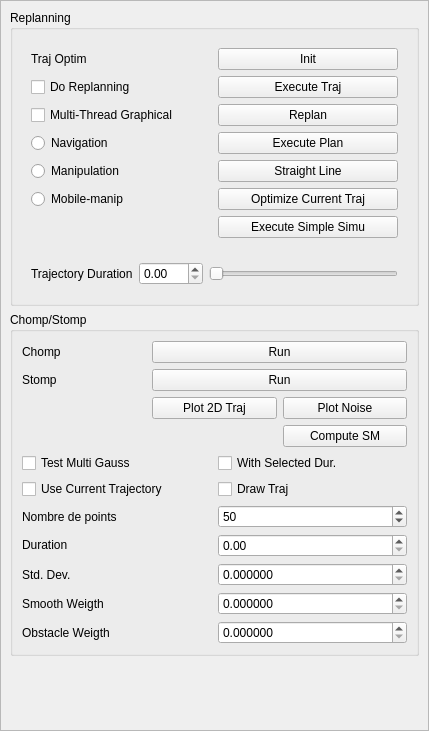
Before: the Qt Designer form src/move3d-qt-gui-libs/src/qtMainInterface/sideWidgets/qtReplanning.ui in jmainpri/move3d-studio, drawn with Qt 5.
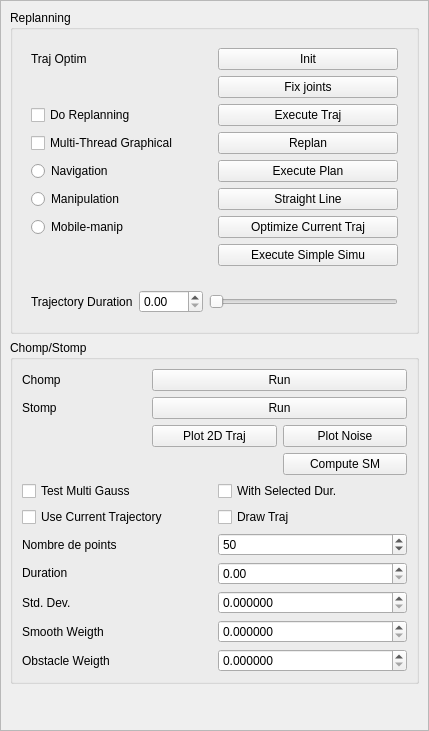
After: the same form once the commit is applied.

Commit message: [move3dt-gui-libs] Add several buttons to the interface

Patch:
```diff
--- a/src/move3d-qt-gui-libs/src/qtMainInterface/sideWidgets/qtReplanning.ui
+++ b/src/move3d-qt-gui-libs/src/qtMainInterface/sideWidgets/qtReplanning.ui
@@ -28,7 +28,7 @@
         <x>0</x>
         <y>0</y>
         <width>422</width>
-        <height>792</height>
+        <height>826</height>
        </rect>
       </property>
       <layout class="QVBoxLayout" name="verticalLayout_2">
@@ -60,35 +60,35 @@
                </property>
               </widget>
              </item>
-             <item row="4" column="0">
+             <item row="5" column="0">
               <widget class="QCheckBox" name="checkBoxDoReplanning">
                <property name="text">
                 <string>Do Replanning</string>
                </property>
               </widget>
              </item>
-             <item row="7" column="0">
+             <item row="8" column="0">
               <widget class="QCheckBox" name="checkBoxMultiThreadGraphical">
                <property name="text">
                 <string>Multi-Thread Graphical</string>
                </property>
               </widget>
              </item>
-             <item row="10" column="0">
+             <item row="11" column="0">
               <widget class="QRadioButton" name="radioButtonNavigation">
                <property name="text">
                 <string>Navigation</string>
                </property>
               </widget>
              </item>
-             <item row="13" column="0">
+             <item row="14" column="0">
               <widget class="QRadioButton" name="radioButtonManipulation">
                <property name="text">
                 <string>Manipulation</string>
                </property>
               </widget>
              </item>
-             <item row="16" column="0">
+             <item row="17" column="0">
               <widget class="QRadioButton" name="radioButtonMobileManip">
                <property name="text">
                 <string>Mobile-manip</string>
@@ -102,48 +102,55 @@
                </property>
               </widget>
              </item>
-             <item row="4" column="1">
+             <item row="5" column="1">
               <widget class="QPushButton" name="pushButtonExecuteSimu">
                <property name="text">
                 <string>Execute Traj</string>
                </property>
               </widget>
              </item>
-             <item row="7" column="1">
+             <item row="8" column="1">
               <widget class="QPushButton" name="pushButtonReplan">
                <property name="text">
                 <string>Replan</string>
                </property>
               </widget>
              </item>
-             <item row="10" column="1">
+             <item row="11" column="1">
               <widget class="QPushButton" name="pushButtonExecutePlan">
                <property name="text">
                 <string>Execute Plan</string>
                </property>
               </widget>
              </item>
-             <item row="13" column="1">
+             <item row="14" column="1">
               <widget class="QPushButton" name="pushButtonCreateSraightLine">
                <property name="text">
                 <string>Straight Line</string>
                </property>
               </widget>
              </item>
-             <item row="16" column="1">
+             <item row="17" column="1">
               <widget class="QPushButton" name="pushButton">
                <property name="text">
                 <string>Optimize Current Traj</string>
                </property>
               </widget>
              </item>
-             <item row="17" column="1">
+             <item row="18" column="1">
               <widget class="QPushButton" name="pushButtonExecuteSimpleSim">
                <property name="text">
                 <string>Execute Simple Simu</string>
                </property>
               </widget>
              </item>
+             <item row="2" column="1">
+              <widget class="QPushButton" name="pushButtonFixJoints">
+               <property name="text">
+                <string>Fix joints</string>
+               </property>
+              </widget>
+             </item>
             </layout>
            </widget>
           </item>
```
The commit also changes 13 other files.
